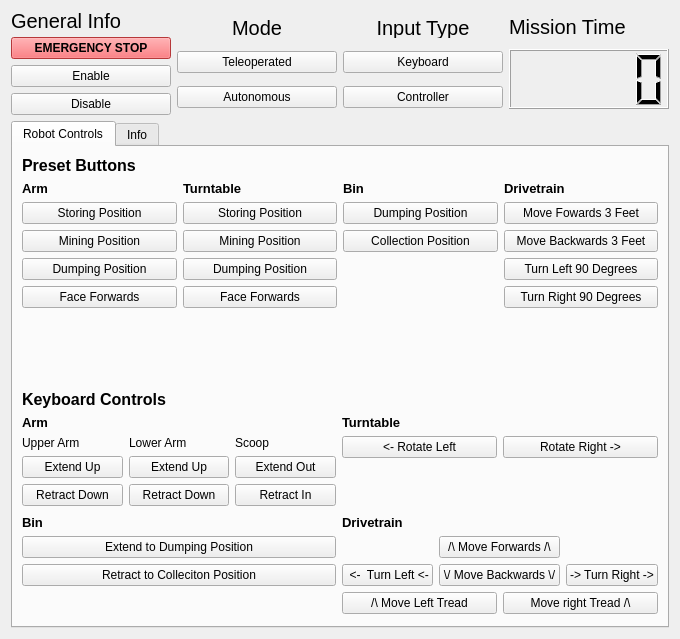
dghani/NasaRmc2019, file src/tfr_mission_control/src/tfr_mission_control/mission_control.ui: the form before one commit.
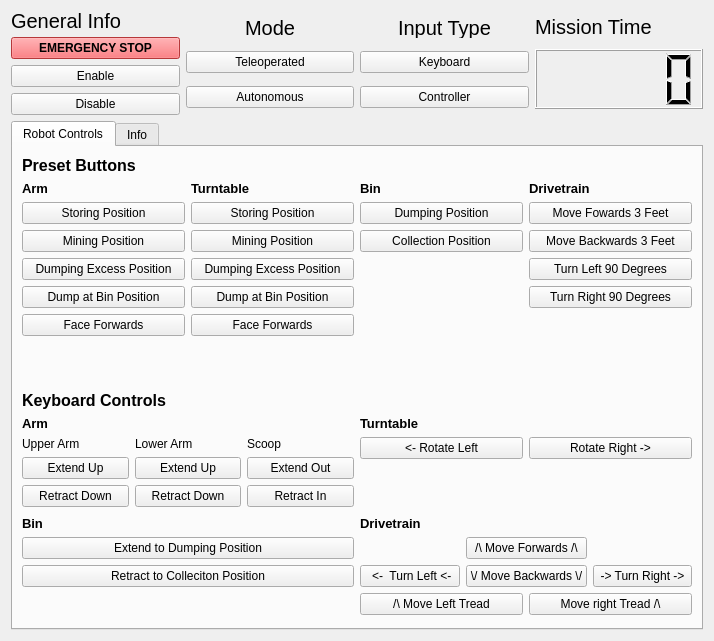
The form after the commit.

Commit message: Add two buttons to ui. They are unimplemented

What changed in the file:
```diff
--- a/src/tfr_mission_control/src/tfr_mission_control/mission_control.ui
+++ b/src/tfr_mission_control/src/tfr_mission_control/mission_control.ui
@@ -9,8 +9,8 @@
    <rect>
     <x>0</x>
     <y>0</y>
-    <width>680</width>
-    <height>639</height>
+    <width>714</width>
+    <height>641</height>
    </rect>
   </property>
   <property name="focusPolicy">
@@ -342,7 +342,14 @@
                <item>
                 <widget class="QPushButton" name="arm_dumping_pos_button">
                  <property name="text">
-                  <string>Dumping Position</string>
+                  <string>Dumping Excess Position</string>
+                 </property>
+                </widget>
+               </item>
+               <item>
+                <widget class="QPushButton" name="arm_dumping_bin_pos_button">
+                 <property name="text">
+                  <string>Dump at Bin Position</string>
                  </property>
                 </widget>
                </item>
@@ -407,7 +414,14 @@
                <item>
                 <widget class="QPushButton" name="turntable_dumping_pos_button">
                  <property name="text">
-                  <string>Dumping Position</string>
+                  <string>Dumping Excess Position</string>
+                 </property>
+                </widget>
+               </item>
+               <item>
+                <widget class="QPushButton" name="turntable_dumping_bin_pos_button">
+                 <property name="text">
+                  <string>Dump at Bin Position</string>
                  </property>
                 </widget>
                </item>
```
Left out of the diff: 6 changed lines with no effect on the pictures. The commit also changes 3 other files.
